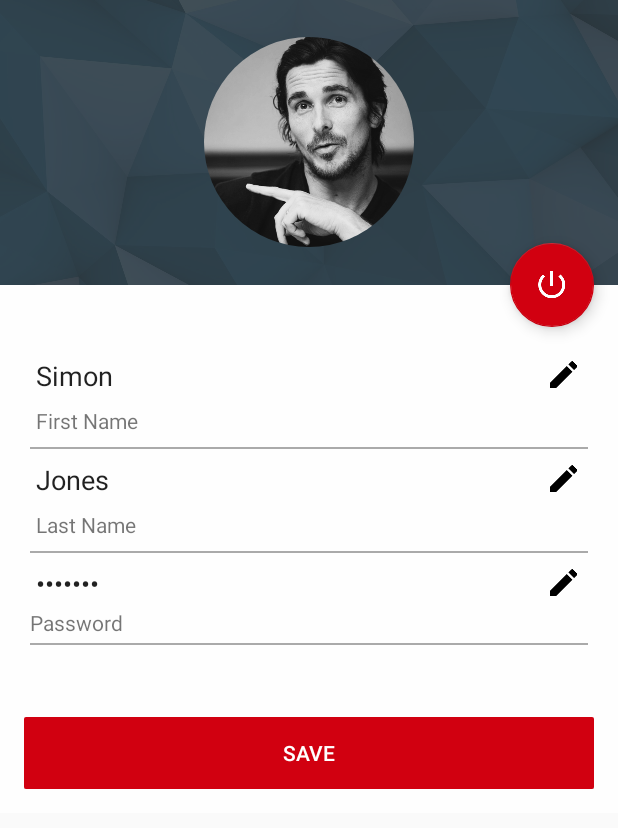
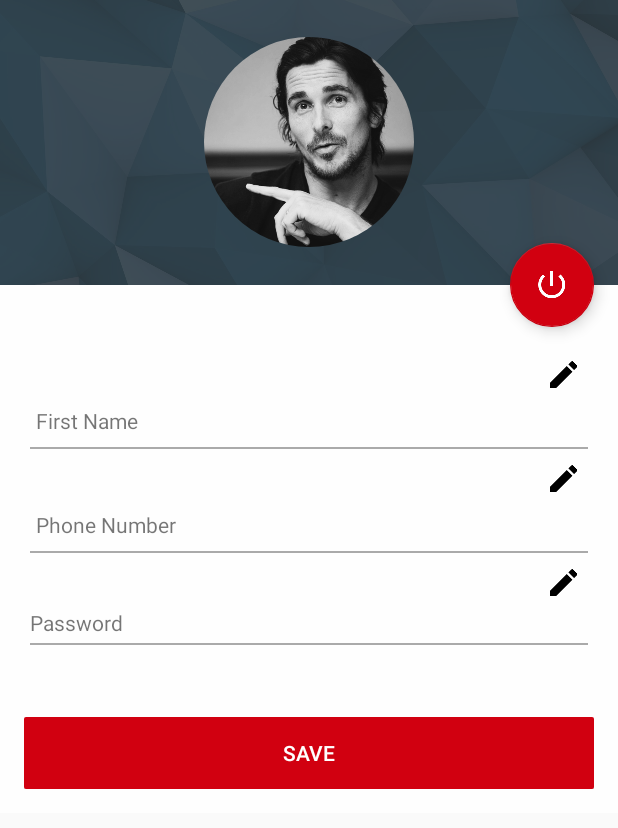
Before and after one commit to Vibeosys/brh-android, an Android app: the layout fragment_edit_profile.xml on its own in the app's theme, with its tools: preview values and no code run, on a phone screen of 412 x 824 dp. Shown: the top 828 px of the screen. Run offline under Robolectric (Android 15) with nearby library versions, the phone set to English and light mode, and no system bars.

Commit message:
View Profile screen is done
View Profile screen is done

```diff
--- a/BusinessReviewsHub/app/src/main/java/com/businessreviewshub/activities/LoginActivity.java
+++ b/BusinessReviewsHub/app/src/main/java/com/businessreviewshub/activities/LoginActivity.java
@@ -167,6 +167,7 @@ public class LoginActivity extends BaseActivity implements View.OnClickListener,
                 userDTO.setEmpCode(empCodeStr);
                 userDTO.setEmpName(empNameStr);
                 userDTO.setPhoneNo(empPhoneStr);
+                userDTO.setEmpPwd(mEditPassword.getText().toString().trim());
                 UserAuth userAuth = new UserAuth();
                 userAuth.saveAuthenticationInfo(userDTO, getApplicationContext());
                 Intent intent = new Intent(getApplicationContext(), MainActivity.class);
--- a/BusinessReviewsHub/app/src/main/java/com/businessreviewshub/utils/PropertyTypeConstants.java
+++ b/BusinessReviewsHub/app/src/main/java/com/businessreviewshub/utils/PropertyTypeConstants.java
@@ -19,4 +19,5 @@ public class PropertyTypeConstants {
     public static  final String EMPLOYEE_NAME="user.name";
     public static  final String EMPLOYEE_PHONE="user.phone";
 
+
 }
--- a/BusinessReviewsHub/app/src/main/java/com/businessreviewshub/utils/UserAuth.java
+++ b/BusinessReviewsHub/app/src/main/java/com/businessreviewshub/utils/UserAuth.java
@@ -39,13 +39,15 @@ public class UserAuth {
             return;
 
         if (userInfo.getEmpCode() == null || userInfo.getEmpCode() == "" ||
-                userInfo.getEmpName() == null || userInfo.getEmpName() == "")
+                userInfo.getEmpName() == null || userInfo.getEmpName() == ""||
+                userInfo.getEmpPwd()==null||userInfo.getEmpPwd()=="")
             return;
 
         SessionManager theSessionManager = SessionManager.getInstance(context);
         theSessionManager.setCompanyCode(userInfo.getEmpCode());
         theSessionManager.setEmployeeName(userInfo.getEmpName());
         theSessionManager.setEmployeePhone(userInfo.getPhoneNo());
+        theSessionManager.setEmployeePassword(userInfo.getEmpPwd());
         Log.d("TAG","TAG");
         Log.d("TAG","TAG");
         Log.d("TAG","TAG");
--- a/BusinessReviewsHub/app/src/main/res/layout/fragment_edit_profile.xml
+++ b/BusinessReviewsHub/app/src/main/res/layout/fragment_edit_profile.xml
@@ -36,8 +36,8 @@
                         <LinearLayout
                             android:layout_width="match_parent"
                             android:layout_height="match_parent"
+                            android:background="@color/over_layer"
                             android:gravity="center"
-                            android:background="@color/over_layer"
                             android:orientation="horizontal">
 
                             <de.hdodenhof.circleimageview.CircleImageView
@@ -73,11 +73,10 @@
                                 android:layout_height="wrap_content"
                                 android:layout_alignParentStart="true"
                                 android:layout_marginTop="44dp"
+                                android:background="@android:color/transparent"
+                                android:drawableRight="@drawable/ic_create_black_24dp"
                                 android:padding="4dp"
                                 android:singleLine="true"
-                                android:text="Simon"
-                                android:drawableRight="@drawable/ic_create_black_24dp"
-                                android:background="@android:color/transparent"
                                 android:textAppearance="?android:attr/textAppearanceMedium" />
 
                             <TextView
@@ -105,11 +104,11 @@
                                 android:layout_height="wrap_content"
                                 android:layout_alignParentStart="true"
                                 android:layout_below="@+id/SplitLine_hor1"
+                                android:background="@android:color/transparent"
+
+                                android:drawableRight="@drawable/ic_create_black_24dp"
                                 android:padding="4dp"
-                                android:text="Jones"
-                                android:background="@android:color/transparent"
                                 android:singleLine="true"
-                                android:drawableRight="@drawable/ic_create_black_24dp"
                                 android:textAppearance="?android:attr/textAppearanceMedium" />
 
                             <TextView
@@ -119,7 +118,7 @@
                                 android:layout_alignParentStart="true"
                                 android:layout_below="@+id/lastNameTv"
                                 android:padding="4dp"
-                                android:text="Last Name"
+                                android:text="Phone Number"
                                 android:textAppearance="?android:attr/textAppearanceSmall" />
 
                             <View
@@ -137,12 +136,12 @@
                                 android:layout_height="wrap_content"
                                 android:layout_alignParentStart="true"
                                 android:layout_below="@+id/SplitLine_hor2"
+                                android:background="@android:color/transparent"
+                                android:drawableRight="@drawable/ic_create_black_24dp"
+                                android:inputType="text"
                                 android:padding="4dp"
-                                android:text="abcdsed"
-                                android:background="@android:color/transparent"
                                 android:singleLine="true"
-                                android:drawableRight="@drawable/ic_create_black_24dp"
-                                android:inputType="textPassword"
+
                                 android:textAppearance="?android:attr/textAppearanceMedium" />
 
                             <TextView
@@ -165,21 +164,23 @@
 
 
                         </RelativeLayout>
+
                         <LinearLayout
                             android:layout_width="match_parent"
                             android:layout_height="wrap_content"
+                            android:layout_marginBottom="16dp"
+                            android:layout_marginEnd="16dp"
+                            android:layout_marginStart="16dp"
+                            android:layout_marginTop="28dp"
                             android:gravity="center"
-                            android:layout_marginStart="16dp"
-                            android:layout_marginEnd="16dp"
-                            android:orientation="vertical"
-                            android:layout_marginTop="28dp"
-                            android:layout_marginBottom="16dp">
+                            android:orientation="vertical">
+
                             <Button
                                 android:layout_width="match_parent"
                                 android:layout_height="wrap_content"
+                                android:background="@drawable/button_custom"
                                 android:text="@string/str_profile_save"
-                                android:background="@drawable/button_custom"
-                                android:textColor="@android:color/white"/>
+                                android:textColor="@android:color/white" />
                         </LinearLayout>
                     </LinearLayout>
 
```
Also changed, not shown: BusinessReviewsHub/app/src/main/java/com/businessreviewshub/data/responseDataDTO/UserDTO.java (+7 -0 lines), BusinessReviewsHub/app/src/main/java/com/businessreviewshub/fragments/BaseFragment.java (+81 -0 lines), BusinessReviewsHub/app/src/main/java/com/businessreviewshub/fragments/EditProfileFragment.java (+17 -15 lines), BusinessReviewsHub/app/src/main/java/com/businessreviewshub/utils/SessionManager.java (+14 -1 lines).
